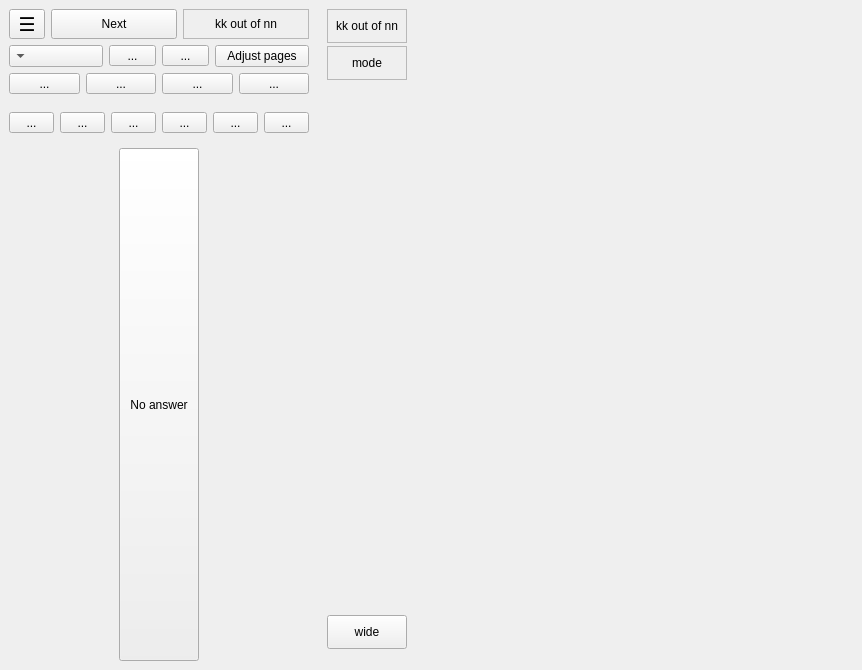
This is qtCreatorFiles/ui_annotator.ui in plomgrading/plom as Qt 5 draws it before an edit. The edited form follows.
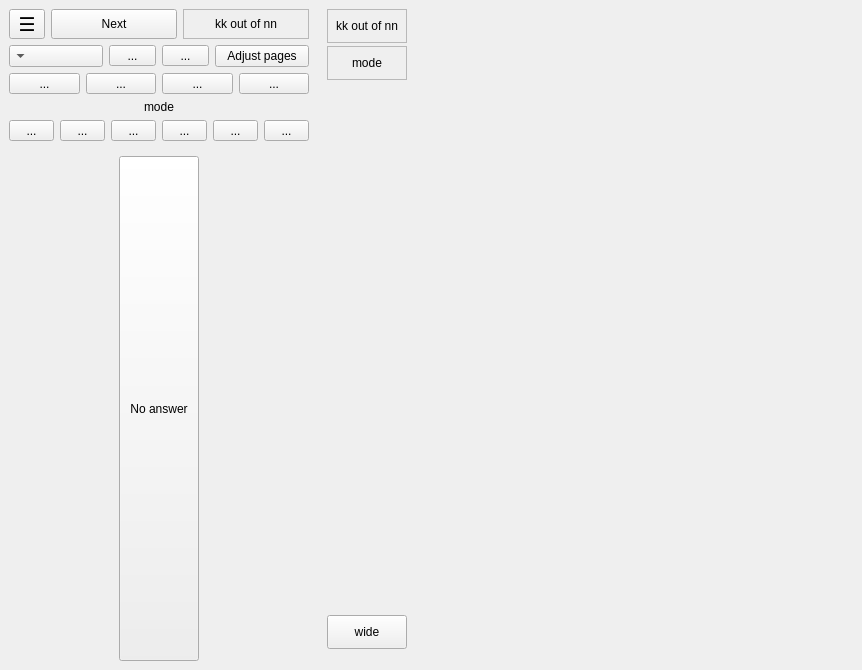
This is the edited form.

Commit message: Wide mode label returned. Also mode-update minor bug fix

The edit to the form file:
```diff
--- a/qtCreatorFiles/ui_annotator.ui
+++ b/qtCreatorFiles/ui_annotator.ui
@@ -322,17 +322,14 @@
           </layout>
          </item>
          <item>
-          <spacer name="verticalSpacer_2">
-           <property name="orientation">
-            <enum>Qt::Vertical</enum>
+          <widget class="QLabel" name="wideModeLabel">
+           <property name="text">
+            <string>mode</string>
            </property>
-           <property name="sizeHint" stdset="0">
-            <size>
-             <width>20</width>
-             <height>12</height>
-            </size>
+           <property name="alignment">
+            <set>Qt::AlignCenter</set>
            </property>
-          </spacer>
+          </widget>
          </item>
          <item>
           <layout class="QHBoxLayout" name="horizontalLayout4">
```
The commit also changes 3 other files.
